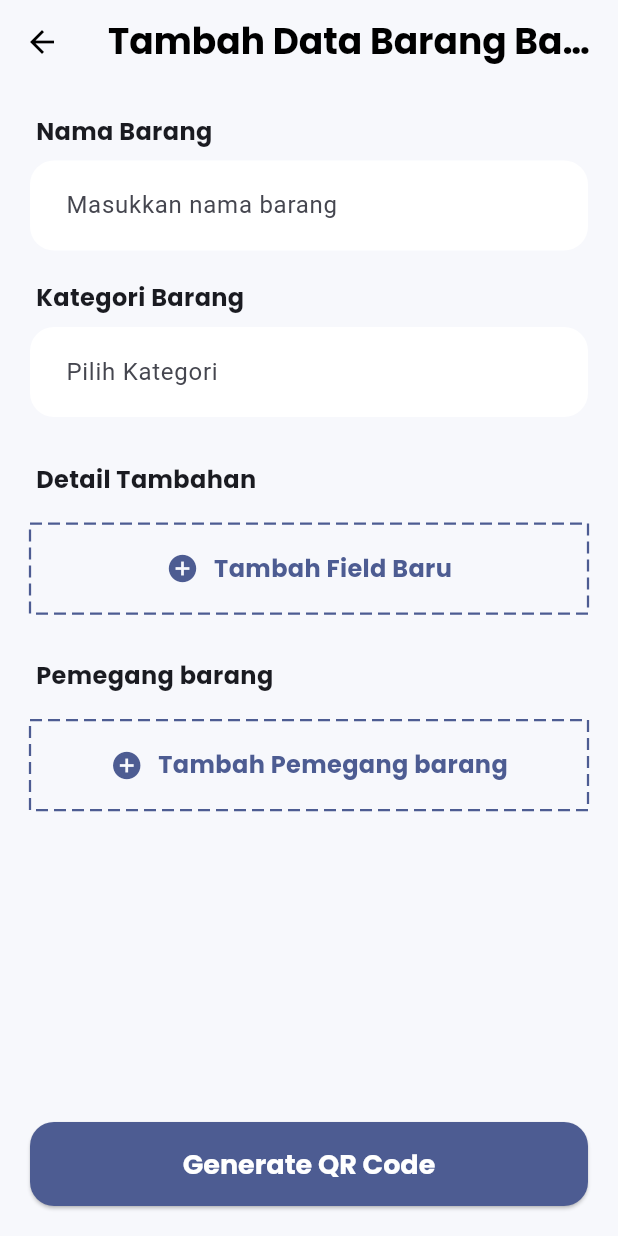
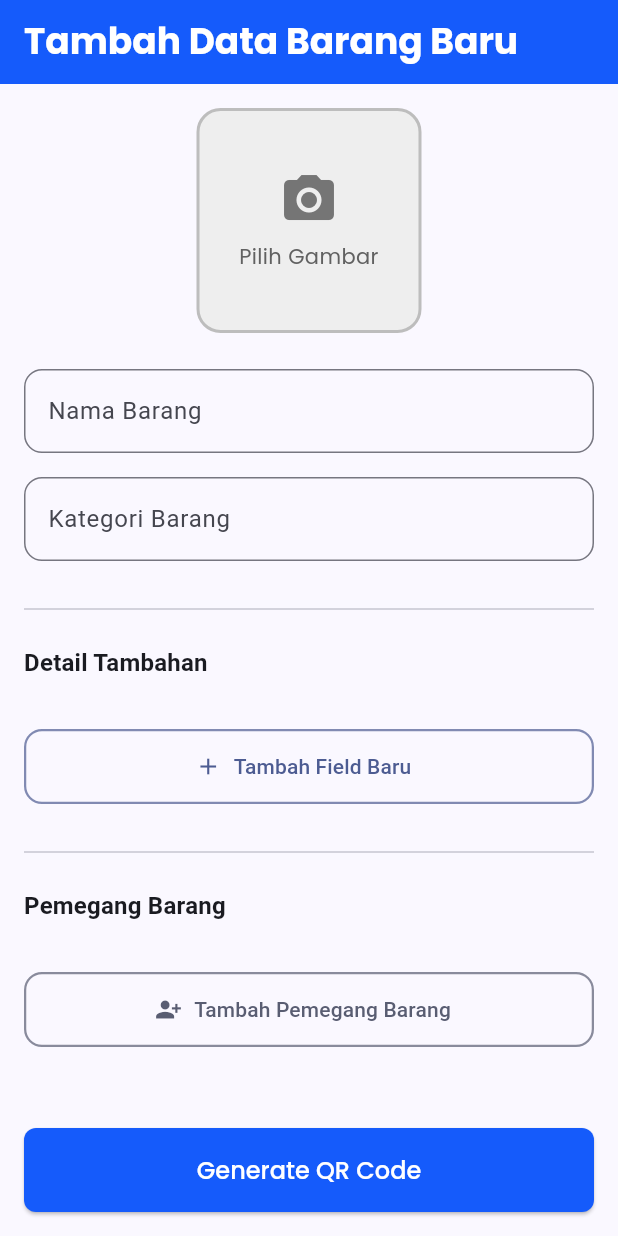
Before and after one commit to HegelAlRafli/SIPANDA, a Flutter app: the AddItemScreen screen opened by its route, after a tap on "Tambah Field Baru", after a tap on the "delete" icon, on a phone screen of 412 x 824 dp. Run offline on Flutter 3.47's test engine with Material 3 defaults, Android fonts, the phone set to English and light mode, and no system bars; drawn by our look-alikes of dotted_border; our stand-ins replace cloud_firestore, firebase_core, go_router, google_fonts, image_picker, photo_view and 2 more; missing offline and left inert: file_saver, mobile_scanner; accounts and stored records are empty.

Commit message:
fix pemegang barang

```diff
--- a/lib/screens/add_item_screen.dart
+++ b/lib/screens/add_item_screen.dart
@@ -209,71 +209,60 @@ class _AddItemScreenState extends State<AddItemScreen> {
   return Stack(
     children: [
       Scaffold(
-          backgroundColor: const Color(0xFFF7F8FC),
-          appBar: AppBar(
-            leading: IconButton(
-              icon: const Icon(Icons.arrow_back, color: Colors.black),
-              onPressed: () => context.pop(),
-            ),
-            title: const Text(
-              'Tambah Data Barang Baru',
-              style:
-                  TextStyle(fontWeight: FontWeight.bold, color: Colors.black),
-            ),
-            centerTitle: true,
-            backgroundColor: Colors.transparent,
-            elevation: 0,
-          ),
+        appBar: AppBar(title: const Text('Tambah Data Barang Baru')),
         body: Form(
           key: _formKey,
           child: ListView(
-              padding: const EdgeInsets.all(20.0),
+            padding: const EdgeInsets.all(16.0),
             children: [
-                _buildLabel('Nama Barang'),
-                _buildTextField(_namaBarangController, 'Masukkan nama barang',
-                    isRequired: true),
-                const SizedBox(height: 20),
-                _buildLabel('Kategori Barang'),
-                _buildTextField(_kategoriBarangController, 'Pilih Kategori',
-                    isRequired: true),
-                const SizedBox(height: 30),
-                _buildLabel('Detail Tambahan'),
+              _buildImagePicker(
+                isMainImage: true,
+                onImagePicked: (file) => setState(() => _itemImageFile = file),
+                imageFile: _itemImageFile,
+              ),
+              const SizedBox(height: 24),
+              _buildTextField(
+                  _namaBarangController, 'Nama Barang', 'Masukkan nama barang', isRequired: true),
+              const SizedBox(height: 16),
+              _buildTextField(
+                  _kategoriBarangController, 'Kategori Barang', 'Pilih Kategori', isRequired: true),
+              const SizedBox(height: 24),
+              const Divider(),
+              const SizedBox(height: 16),
+              Text("Detail Tambahan",
+                  style: Theme.of(context)
+                      .textTheme
+                      .titleMedium
+                      ?.copyWith(fontWeight: FontWeight.bold)),
+              const SizedBox(height: 16),
               ..._buildDynamicFields(),
-                const SizedBox(height: 10),
-                _buildDashedButton(
-                  onPressed: _addDynamicField,
-                  text: 'Tambah Field Baru',
-                  icon: Icons.add_circle,
-                ),
-                const SizedBox(height: 30),
-                _buildLabel('Pemegang barang'),
+              const SizedBox(height: 16),
+              _buildAddNewFieldButton(),
+              const SizedBox(height: 24),
+              const Divider(),
+              const SizedBox(height: 16),
+               Text("Pemegang Barang",
+                  style: Theme.of(context)
+                      .textTheme
+                      .titleMedium
+                      ?.copyWith(fontWeight: FontWeight.bold)),
+              const SizedBox(height: 16),
               ..._buildPemegangFields(),
-                const SizedBox(height: 10),
-                _buildDashedButton(
-                  onPressed: _addPemegangField,
-                  text: 'Tambah Pemegang barang',
-                  icon: Icons.add_circle,
-                ),
+              const SizedBox(height: 16),
+              _buildAddPemegangButton(),
+
             ],
           ),
         ),
         bottomNavigationBar: Padding(
-            padding: const EdgeInsets.all(20.0),
+          padding: const EdgeInsets.all(16.0),
           child: ElevatedButton(
             style: ElevatedButton.styleFrom(
               minimumSize: const Size(double.infinity, 56),
-                backgroundColor: Theme.of(context).primaryColor,
-                foregroundColor: Colors.white,
-                shape: RoundedRectangleBorder(
-                  borderRadius: BorderRadius.circular(16.0),
-                ),
+              backgroundColor: _isUploading ? Colors.grey[700] : null,
             ),
             onPressed: _isUploading ? null : _generateQRCode,
-              child: Text(
-                _isUploading ? "Menyimpan Data..." : 'Generate QR Code',
-                style:
-                    const TextStyle(fontSize: 18, fontWeight: FontWeight.bold),
-              ),
+            child: Text(_isUploading ? "Menyimpan Data..." : 'Generate QR Code'),
           ),
         ),
       ),
@@ -290,12 +279,41 @@ class _AddItemScreenState extends State<AddItemScreen> {
   );
 }
 
-  Widget _buildLabel(String text) {
-    return Padding(
-      padding: const EdgeInsets.only(left: 4.0, bottom: 8.0),
-      child: Text(
-        text,
-        style: const TextStyle(fontWeight: FontWeight.bold, fontSize: 16),
+  Widget _buildImagePicker({
+    required bool isMainImage,
+    required Function(XFile?) onImagePicked,
+    XFile? imageFile,
+  }) {
+    return Center(
+      child: GestureDetector(
+        onTap: () async {
+          final file = await _pickImage();
+          onImagePicked(file);
+        },
+        child: Container(
+          height: isMainImage ? 150 : 100,
+          width: isMainImage ? 150 : 100,
+          decoration: BoxDecoration(
+            color: Colors.grey[200],
+            borderRadius: BorderRadius.circular(16),
+            border: Border.all(color: Colors.grey[400]!, width: 2),
+          ),
+          child: imageFile != null
+              ? ClipRRect(
+                  borderRadius: BorderRadius.circular(14),
+                  child: Image.file(File(imageFile.path), fit: BoxFit.cover),
+                )
+              : Column(
+                  mainAxisAlignment: MainAxisAlignment.center,
+                  children: [
+                    Icon(Icons.camera_alt, color: Colors.grey[600], size: isMainImage ? 40 : 30),
+                    const SizedBox(height: 8),
+                    Text("Pilih Gambar",
+                        textAlign: TextAlign.center,
+                        style: TextStyle(fontSize: isMainImage ? 14: 12, color: Colors.grey[700])),
+                  ],
+                ),
+        ),
       ),
     );
   }
@@ -305,18 +323,20 @@ class _AddItemScreenState extends State<AddItemScreen> {
       int index = entry.key;
       var controllers = entry.value;
       return Padding(
-        padding: const EdgeInsets.only(bottom: 12.0),
+        padding: const EdgeInsets.only(bottom: 16.0),
         child: Row(
           children: [
             Expanded(
                 child: _buildTextField(
-                    controllers.keyController, 'Contoh: Warna')),
-            const SizedBox(width: 12),
+                    controllers.keyController, 'Contoh: Warna', 'Key')),
+            const SizedBox(width: 16),
             Expanded(
                 child: _buildTextField(
-                    controllers.valueController, 'Contoh: Merah')),
-            const SizedBox(width: 8),
-            _buildDeleteButton(() => _removeDynamicField(index)),
+                    controllers.valueController, 'Contoh: Merah', 'Value')),
+            IconButton(
+              icon: const Icon(Icons.delete, color: Colors.red),
+              onPressed: () => _removeDynamicField(index),
+            )
           ],
         ),
       );
@@ -329,101 +349,90 @@ class _AddItemScreenState extends State<AddItemScreen> {
       var pemegang = entry.value;
       return Padding(
         key: pemegang.key,
-        padding: const EdgeInsets.only(bottom: 12.0),
+        padding: const EdgeInsets.only(bottom: 16.0),
+        child: Container(
+          padding: const EdgeInsets.all(12),
+          decoration: BoxDecoration(
+            border: Border.all(color: Colors.grey.shade300),
+            borderRadius: BorderRadius.circular(16),
+          ),
           child: Row(
+            crossAxisAlignment: CrossAxisAlignment.center,
             children: [
+               _buildImagePicker(
+                  isMainImage: false,
+                  imageFile: pemegang.imageFile,
+                  onImagePicked: (file) {
+                    setState(() {
+                      pemegang.imageFile = file;
+                    });
+                  },
+                ),
+              const SizedBox(width: 16),
               Expanded(
-              child: _buildTextField(pemegang.nameController, 'Nama Pemegang',
-                  isRequired: true),
+                child: _buildTextField(pemegang.nameController, 'Nama Pemegang', 'Masukkan nama', isRequired: true)
               ),
-            const SizedBox(width: 8),
-            _buildDeleteButton(() => _removePemegangField(index)),
+              IconButton(
+                icon: const Icon(Icons.delete_outline, color: Colors.redAccent),
+                onPressed: () => _removePemegangField(index),
+              )
             ],
+          ),
         ),
       );
     }).toList();
   }
 
-  Widget _buildDeleteButton(VoidCallback onPressed) {
-    return InkWell(
-      onTap: onPressed,
-      borderRadius: BorderRadius.circular(20),
-      child: Container(
-        width: 40,
-        height: 40,
-        decoration: BoxDecoration(
-          color: Colors.red.withOpacity(0.1),
-          shape: BoxShape.circle,
+  Widget _buildAddNewFieldButton() {
+    return OutlinedButton.icon(
+      style: OutlinedButton.styleFrom(
+        minimumSize: const Size(double.infinity, 50),
+        foregroundColor: Theme.of(context).colorScheme.primary,
+        side: BorderSide(
+            width: 1.5,
+            color: Theme.of(context).colorScheme.primary.withOpacity(0.7)),
+        shape: RoundedRectangleBorder(borderRadius: BorderRadius.circular(12)),
       ),
-        child: const Icon(Icons.delete, color: Colors.red, size: 22),
-      ),
+      icon: const Icon(Icons.add),
+      label: const Text('Tambah Field Baru'),
+      onPressed: _addDynamicField,
     );
   }
 
-  Widget _buildDashedButton(
-      {required VoidCallback onPressed,
-      required String text,
-      required IconData icon}) {
-    return DottedBorder(
-      options: RectDottedBorderOptions(
-        color: Theme.of(context).primaryColor,
-        strokeWidth: 1.5,
-        dashPattern: const [8, 4],
+  Widget _buildAddPemegangButton() {
+    return OutlinedButton.icon(
+      style: OutlinedButton.styleFrom(
+        minimumSize: const Size(double.infinity, 50),
+        foregroundColor: Theme.of(context).colorScheme.secondary,
+         side: BorderSide(
+            width: 1.5,
+            color: Theme.of(context).colorScheme.secondary.withOpacity(0.7)),
+        shape: RoundedRectangleBorder(borderRadius: BorderRadius.circular(12)),
       ),
-      child: InkWell(
-        onTap: onPressed,
-        borderRadius: BorderRadius.circular(16),
-        child: Container(
-          height: 56,
-          alignment: Alignment.center,
-          child: Row(
-            mainAxisAlignment: MainAxisAlignment.center,
-            children: [
-              Icon(icon, color: Theme.of(context).primaryColor, size: 22),
-              const SizedBox(width: 10),
-              Text(
-                text,
-                style: TextStyle(
-                  color: Theme.of(context).primaryColor,
-                  fontWeight: FontWeight.bold,
-                  fontSize: 16,
-                ),
-              ),
-            ],
-          ),
-        ),
-      ),
+      icon: const Icon(Icons.person_add_alt_1),
+      label: const Text('Tambah Pemegang Barang'),
+      onPressed: _addPemegangField,
     );
   }
 
-  Widget _buildTextField(TextEditingController controller, String hint,
-      {bool isRequired = false}) {
+  Widget _buildTextField(
+      TextEditingController controller, String label, String hint, {bool isRequired = false}) {
     return TextFormField(
       controller: controller,
       decoration: InputDecoration(
+        labelText: label,
         hintText: hint,
-        fillColor: Colors.white,
-        filled: true,
-        contentPadding:
-            const EdgeInsets.symmetric(horizontal: 20, vertical: 18),
-        border: OutlineInputBorder(
-          borderRadius: BorderRadius.circular(16.0),
-          borderSide: BorderSide.none,
-        ),
-        enabledBorder: OutlineInputBorder(
-          borderRadius: BorderRadius.circular(16.0),
-          borderSide: BorderSide.none,
-        ),
+        border: OutlineInputBorder(borderRadius: BorderRadius.circular(12.0)),
         focusedBorder: OutlineInputBorder(
-          borderRadius: BorderRadius.circular(16.0),
-          borderSide:
-              BorderSide(color: Theme.of(context).primaryColor, width: 2),
+          borderRadius: BorderRadius.circular(12.0),
+          borderSide: BorderSide(
+              color: Theme.of(context).colorScheme.primary, width: 2),
         ),
       ),
       validator: (value) {
         if (isRequired) {
           if (value == null || value.isEmpty) {
-            return '$hint tidak boleh kosong';
+            return '$label tidak boleh kosong';
           }
         }
         return null;
--- a/lib/screens/edit_item_screen.dart
+++ b/lib/screens/edit_item_screen.dart
@@ -237,7 +237,7 @@ Widget build(BuildContext context) {
                   const SizedBox(height: 16),
                   _buildAddNewFieldButton(),
                   const Divider(height: 32),
-                                    Text("Pemegang Barang", style: Theme.of(context).textTheme.titleMedium?.copyWith(fontWeight: FontWeight.bold)),
+Text("Pemegang Barang", style: Theme.of(context).textTheme.titleMedium?.copyWith(fontWeight: FontWeight.bold)),
                   const SizedBox(height: 16),
                   ..._buildPemegangFields(),
                   const SizedBox(height: 16),
```
Lines whose indentation alone changed are shown as unchanged.
